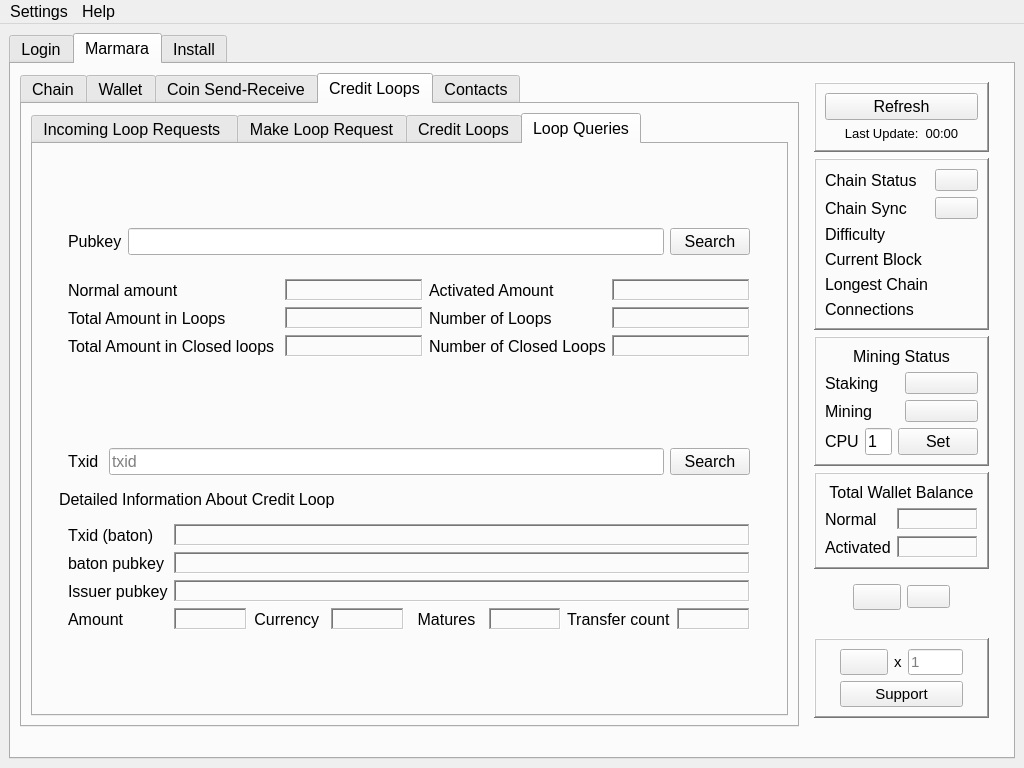
marmarachain/marmara-connector, file src/main/python/qtguidesign.ui: the form before one commit.
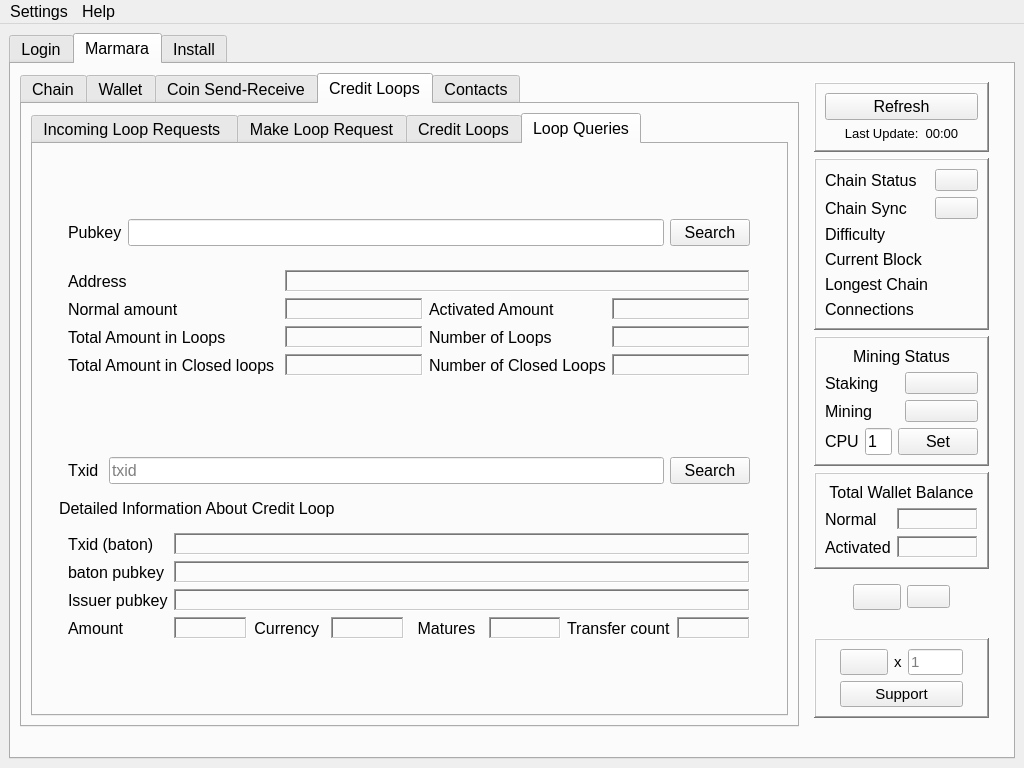
The form after the commit. The open tabs and pages were chosen to show the change. Icons and pictures are not drawn.

Commit message: [add] loop querries pubkey address added. walletaddresses page refresh added

The edit to the form file:
```diff
--- a/src/main/python/qtguidesign.ui
+++ b/src/main/python/qtguidesign.ui
@@ -3983,28 +3983,28 @@
                      <enum>QFrame::Raised</enum>
                     </property>
                     <layout class="QGridLayout" name="gridLayout_19">
-                     <item row="0" column="0">
+                     <item row="1" column="0">
                       <widget class="QLabel" name="lq_pubkeynormalamount_label">
                        <property name="text">
                         <string>Normal amount</string>
                        </property>
                       </widget>
                      </item>
-                     <item row="2" column="0">
+                     <item row="3" column="0">
                       <widget class="QLabel" name="lq_pubkeyclosedloopamount_label">
                        <property name="text">
                         <string>Total Amount in Closed loops </string>
                        </property>
                       </widget>
                      </item>
-                     <item row="1" column="2">
+                     <item row="2" column="2">
                       <widget class="QLabel" name="lq_activeloopno_label">
                        <property name="text">
                         <string>Number of Loops </string>
                        </property>
                       </widget>
                      </item>
-                     <item row="2" column="3">
+                     <item row="3" column="3">
                       <widget class="QLabel" name="lq_closedloopno_value_label">
                        <property name="frameShape">
                         <enum>QFrame::WinPanel</enum>
@@ -4020,14 +4020,14 @@
                        </property>
                       </widget>
                      </item>
-                     <item row="0" column="2">
+                     <item row="1" column="2">
                       <widget class="QLabel" name="lq_pubkeyactivatedamount_label">
                        <property name="text">
                         <string>Activated Amount</string>
                        </property>
                       </widget>
                      </item>
-                     <item row="2" column="1">
+                     <item row="3" column="1">
                       <widget class="QLabel" name="lq_pubkeyclosedloopamount_value_label">
                        <property name="frameShape">
                         <enum>QFrame::WinPanel</enum>
@@ -4043,7 +4043,7 @@
                        </property>
                       </widget>
                      </item>
-                     <item row="0" column="3">
+                     <item row="1" column="3">
                       <widget class="QLabel" name="lq_pubkeyactivatedamount_value_label">
                        <property name="frameShape">
                         <enum>QFrame::WinPanel</enum>
@@ -4059,7 +4059,7 @@
                        </property>
                       </widget>
                      </item>
-                     <item row="0" column="1">
+                     <item row="1" column="1">
                       <widget class="QLabel" name="lq_pubkeynormalamount_value_label">
                        <property name="frameShape">
                         <enum>QFrame::WinPanel</enum>
@@ -4075,14 +4075,14 @@
                        </property>
                       </widget>
                      </item>
-                     <item row="2" column="2">
+                     <item row="3" column="2">
                       <widget class="QLabel" name="lq_closedloopno_label">
                        <property name="text">
                         <string>Number of Closed Loops</string>
                        </property>
                       </widget>
                      </item>
-                     <item row="1" column="3">
+                     <item row="2" column="3">
                       <widget class="QLabel" name="lq_activeloopno_value_label">
                        <property name="frameShape">
                         <enum>QFrame::WinPanel</enum>
@@ -4098,14 +4098,14 @@
                        </property>
                       </widget>
                      </item>
-                     <item row="1" column="0">
+                     <item row="2" column="0">
                       <widget class="QLabel" name="lq_pubkeyloopamount_label">
                        <property name="text">
                         <string>Total Amount in Loops </string>
                        </property>
                       </widget>
                      </item>
-                     <item row="1" column="1">
+                     <item row="2" column="1">
                       <widget class="QLabel" name="lq_pubkeyloopamount_value_label">
                        <property name="frameShape">
                         <enum>QFrame::WinPanel</enum>
@@ -4121,6 +4121,29 @@
                        </property>
                       </widget>
                      </item>
+                     <item row="0" column="0">
+                      <widget class="QLabel" name="lq_pubkey_address_label">
+                       <property name="text">
+                        <string>Address</string>
+                       </property>
+                      </widget>
+                     </item>
+                     <item row="0" column="1" colspan="3">
+                      <widget class="QLabel" name="lq_pubkey_address_label_value">
+                       <property name="frameShape">
+                        <enum>QFrame::WinPanel</enum>
+                       </property>
+                       <property name="frameShadow">
+                        <enum>QFrame::Sunken</enum>
+                       </property>
+                       <property name="text">
+                        <string/>
+                       </property>
+                       <property name="textInteractionFlags">
+                        <set>Qt::LinksAccessibleByMouse|Qt::TextSelectableByMouse</set>
+                       </property>
+                      </widget>
+                     </item>
                     </layout>
                    </widget>
                   </item>
```
Left out of the diff: 15 changed lines with no effect on the pictures. The commit also changes 3 other files.
